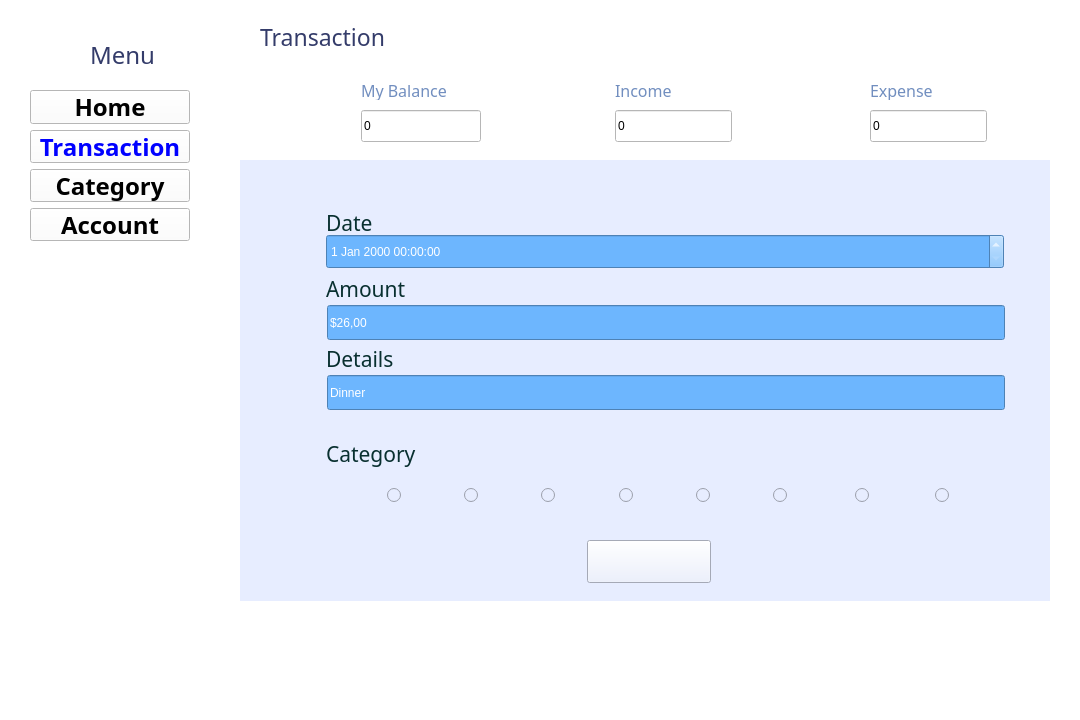
Qt form Modules/Transaction/Transaction.ui (Yennanng/Do_An_KTLT) before a commit.
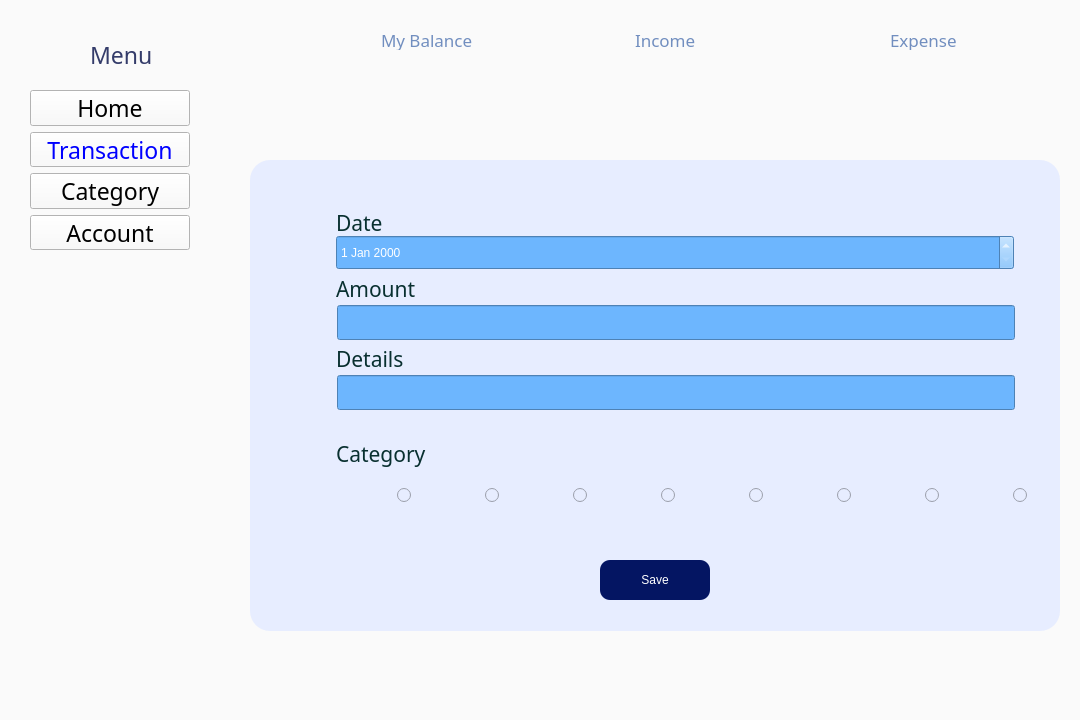
The same form after that commit. The open tabs and pages were chosen to show the change. Icons and pictures are not drawn.

```diff
--- a/Modules/Transaction/Transaction.ui
+++ b/Modules/Transaction/Transaction.ui
@@ -14,7 +14,7 @@
    <string>MainWindow</string>
   </property>
   <property name="styleSheet">
-   <string notr="true">background-color: rgb(255, 255, 255);</string>
+   <string notr="true">background-color: rgb(250, 250, 250);</string>
   </property>
   <property name="iconSize">
    <size>
@@ -34,12 +34,16 @@
     </property>
     <property name="font">
      <font>
-      <family>Bahnschrift SemiLight</family>
-      <pointsize>18</pointsize>
+      <family>Rockwell</family>
+      <pointsize>17</pointsize>
+      <weight>50</weight>
+      <italic>false</italic>
+      <bold>false</bold>
      </font>
     </property>
     <property name="styleSheet">
-     <string notr="true">color: rgb(52, 60, 106);</string>
+     <string notr="true">color: rgb(52, 60, 106);
+font: 17pt &quot;Rockwell&quot;;</string>
     </property>
     <property name="text">
      <string>Menu</string>
@@ -51,7 +55,7 @@
       <x>30</x>
       <y>90</y>
       <width>160</width>
-      <height>151</height>
+      <height>160</height>
      </rect>
     </property>
     <layout class="QVBoxLayout" name="verticalLayout_3">
@@ -65,12 +69,18 @@
        </property>
        <property name="font">
         <font>
-         <family>Bahnschrift SemiBold</family>
-         <pointsize>18</pointsize>
-         <weight>75</weight>
-         <bold>true</bold>
+         <family>Rockwell</family>
+         <pointsize>17</pointsize>
+         <weight>50</weight>
+         <italic>false</italic>
+         <bold>false</bold>
         </font>
        </property>
+       <property name="styleSheet">
+        <string notr="true">color: rgb(0, 0, 0);
+font: 17pt &quot;Rockwell&quot;;
+</string>
+       </property>
        <property name="text">
         <string>Home</string>
        </property>
@@ -87,7 +97,7 @@
       </widget>
      </item>
      <item>
-      <widget class="QPushButton" name="pushButton_Transaction_2">
+      <widget class="QPushButton" name="pushButton_Transaction">
        <property name="sizePolicy">
         <sizepolicy hsizetype="MinimumExpanding" vsizetype="MinimumExpanding">
          <horstretch>0</horstretch>
@@ -96,14 +106,17 @@
        </property>
        <property name="font">
         <font>
-         <family>Bahnschrift SemiBold</family>
-         <pointsize>18</pointsize>
-         <weight>75</weight>
-         <bold>true</bold>
+         <family>Rockwell</family>
+         <pointsize>17</pointsize>
+         <weight>50</weight>
+         <italic>false</italic>
+         <bold>false</bold>
         </font>
        </property>
        <property name="styleSheet">
-        <string notr="true">color: rgb(0, 0, 255);</string>
+        <string notr="true">color: rgb(0, 0, 255);
+font: 17pt &quot;Rockwell&quot;;
+</string>
        </property>
        <property name="text">
         <string>Transaction</string>
@@ -130,12 +143,18 @@
        </property>
        <property name="font">
         <font>
-         <family>Bahnschrift SemiBold</family>
-         <pointsize>18</pointsize>
-         <weight>75</weight>
-         <bold>true</bold>
+         <family>Rockwell</family>
+         <pointsize>17</pointsize>
+         <weight>50</weight>
+         <italic>false</italic>
+         <bold>false</bold>
         </font>
        </property>
+       <property name="styleSheet">
+        <string notr="true">color: rgb(0, 0, 0);
+font: 17pt &quot;Rockwell&quot;;
+</string>
+       </property>
        <property name="text">
         <string>Category</string>
        </property>
@@ -161,12 +180,18 @@
        </property>
        <property name="font">
         <font>
-         <family>Bahnschrift SemiBold</family>
-         <pointsize>18</pointsize>
-         <weight>75</weight>
-         <bold>true</bold>
+         <family>Rockwell</family>
+         <pointsize>17</pointsize>
+         <weight>50</weight>
+         <italic>false</italic>
+         <bold>false</bold>
         </font>
        </property>
+       <property name="styleSheet">
+        <string notr="true">color: rgb(0, 0, 0);
+font: 17pt &quot;Rockwell&quot;;
+</string>
+       </property>
        <property name="text">
         <string>Account</string>
        </property>
@@ -187,10 +212,10 @@
    <widget class="QLabel" name="Icon_menu">
     <property name="geometry">
      <rect>
-      <x>20</x>
+      <x>30</x>
       <y>40</y>
-      <width>25</width>
-      <height>25</height>
+      <width>35</width>
+      <height>35</height>
      </rect>
     </property>
     <property name="text">
@@ -203,12 +228,15 @@
    <widget class="QStackedWidget" name="stackedWidget">
     <property name="geometry">
      <rect>
-      <x>200</x>
+      <x>210</x>
       <y>0</y>
       <width>861</width>
       <height>681</height>
      </rect>
     </property>
+    <property name="styleSheet">
+     <string notr="true"/>
+    </property>
     <property name="currentIndex">
      <number>0</number>
     </property>
@@ -216,8 +244,8 @@
      <widget class="QLabel" name="label_income">
       <property name="geometry">
        <rect>
-        <x>415</x>
-        <y>80</y>
+        <x>425</x>
+        <y>30</y>
         <width>108</width>
         <height>20</height>
        </rect>
@@ -230,12 +258,16 @@
       </property>
       <property name="font">
        <font>
-        <family>Bahnschrift SemiLight</family>
-        <pointsize>12</pointsize>
+        <family>Rockwell</family>
+        <pointsize>13</pointsize>
+        <weight>50</weight>
+        <italic>false</italic>
+        <bold>false</bold>
        </font>
       </property>
       <property name="styleSheet">
-       <string notr="true">color: rgb(113, 142, 191);</string>
+       <string notr="true">color: rgb(113, 142, 191);
+font: 13pt &quot;Rockwell&quot;;</string>
       </property>
       <property name="text">
        <string>Income</string>
@@ -244,17 +276,20 @@
      <widget class="QGroupBox" name="groupBox_3">
       <property name="geometry">
        <rect>
-        <x>80</x>
-        <y>170</y>
-        <width>711</width>
+        <x>40</x>
+        <y>190</y>
+        <width>791</width>
         <height>411</height>
        </rect>
       </property>
       <property name="styleSheet">
-       <string notr="true">background-color: rgb(0, 0, 255);</string>
+       <string notr="true">background-color: rgb(255, 232, 137);
+
+border-radius: 20px
+</string>
       </property>
       <property name="title">
-       <string>Transaction</string>
+       <string/>
       </property>
       <property name="flat">
        <bool>true</bool>
@@ -278,7 +313,8 @@
           </font>
          </property>
          <property name="styleSheet">
-          <string notr="true">background-color: rgb(231, 237, 255);
+          <string notr="true">
+background-color: rgb(232, 238, 251);
 font: 75 8pt &quot;MS Shell Dlg 2&quot;</string>
          </property>
          <property name="lineWidth">
@@ -291,12 +327,24 @@
      <widget class="QLabel" name="label_setincome">
       <property name="geometry">
        <rect>
-        <x>415</x>
-        <y>110</y>
+        <x>425</x>
+        <y>60</y>
         <width>141</width>
         <height>41</height>
        </rect>
       </property>
+      <property name="font">
+       <font>
+        <family>Cambria Math</family>
+        <pointsize>18</pointsize>
+        <weight>50</weight>
+        <italic>false</italic>
+        <bold>false</bold>
+       </font>
+      </property>
+      <property name="styleSheet">
+       <string notr="true">font: 18pt &quot;Cambria Math&quot;;</string>
+      </property>
       <property name="text">
        <string/>
       </property>
@@ -304,8 +352,8 @@
      <widget class="QLabel" name="Icon_mybalance">
       <property name="geometry">
        <rect>
-        <x>71</x>
-        <y>80</y>
+        <x>81</x>
+        <y>30</y>
         <width>70</width>
         <height>70</height>
        </rect>
@@ -326,8 +374,8 @@
      <widget class="QLabel" name="Icon_expense">
       <property name="geometry">
        <rect>
-        <x>582</x>
-        <y>80</y>
+        <x>592</x>
+        <y>30</y>
         <width>70</width>
         <height>70</height>
        </rect>
@@ -348,8 +396,8 @@
      <widget class="QLabel" name="label_mybalance">
       <property name="geometry">
        <rect>
-        <x>161</x>
-        <y>80</y>
+        <x>171</x>
+        <y>30</y>
         <width>108</width>
         <height>20</height>
        </rect>
@@ -362,12 +410,16 @@
       </property>
       <property name="font">
        <font>
-        <family>Bahnschrift SemiLight</family>
-        <pointsize>12</pointsize>
+        <family>Rockwell</family>
+        <pointsize>13</pointsize>
+        <weight>50</weight>
+        <italic>false</italic>
+        <bold>false</bold>
        </font>
       </property>
       <property name="styleSheet">
-       <string notr="true">color: rgb(113, 142, 191);</string>
+       <string notr="true">color: rgb(113, 142, 191);
+font: 13pt &quot;Rockwell&quot;;</string>
       </property>
       <property name="text">
        <string>My Balance</string>
@@ -376,8 +428,8 @@
      <widget class="QLabel" name="label_expense">
       <property name="geometry">
        <rect>
-        <x>670</x>
-        <y>80</y>
+        <x>680</x>
+        <y>30</y>
         <width>108</width>
         <height>20</height>
        </rect>
@@ -390,49 +442,42 @@
       </property>
       <property name="font">
        <font>
-        <family>Bahnschrift SemiLight</family>
-        <pointsize>12</pointsize>
+        <family>Rockwell</family>
+        <pointsize>13</pointsize>
+        <weight>50</weight>
+        <italic>false</italic>
+        <bold>false</bold>
        </font>
       </property>
       <property name="styleSheet">
-       <string notr="true">color: rgb(113, 142, 191);</string>
+       <string notr="true">color: rgb(113, 142, 191);
+font: 13pt &quot;Rockwell&quot;;</string>
       </property>
       <property name="text">
        <string>Expense</string>
       </property>
      </widget>
-     <widget class="QLabel" name="label_TRANSACTION">
-      <property name="geometry">
-       <rect>
-        <x>70</x>
-        <y>20</y>
-        <width>150</width>
-        <height>34</height>
-       </rect>
-      </property>
-      <property name="font">
-       <font>
-        <family>Bahnschrift SemiLight</family>
-        <pointsize>17</pointsize>
-       </font>
-      </property>
-      <property name="styleSheet">
-       <string notr="true">color: rgb(52, 60, 106);
-color: rgb(0, 0, 255);</string>
-      </property>
-      <property name="text">
-       <string>TRANSACTION</string>
-      </property>
-     </widget>
      <widget class="QLabel" name="label_setexpense">
       <property name="geometry">
        <rect>
-        <x>670</x>
-        <y>110</y>
+        <x>680</x>
+        <y>60</y>
         <width>141</width>
         <height>41</height>
        </rect>
       </property>
+      <property name="font">
+       <font>
+        <family>Cambria Math</family>
+        <pointsize>18</pointsize>
+        <weight>50</weight>
+        <italic>false</italic>
+        <bold>false</bold>
+       </font>
+      </property>
+      <property name="styleSheet">
+       <string notr="true">font: 18pt &quot;Cambria Math&quot;;</string>
+      </property>
       <property name="text">
        <string/>
       </property>
@@ -440,12 +485,24 @@
      <widget class="QLabel" name="label_setmybalance">
       <property name="geometry">
        <rect>
-        <x>161</x>
-        <y>110</y>
+        <x>171</x>
+        <y>60</y>
         <width>141</width>
         <height>41</height>
        </rect>
       </property>
+      <property name="font">
+       <font>
+        <family>Cambria Math</family>
+        <pointsize>18</pointsize>
+        <weight>50</weight>
+        <italic>false</italic>
+        <bold>false</bold>
+       </font>
+      </property>
+      <property name="styleSheet">
+       <string notr="true">font: 18pt &quot;Cambria Math&quot;;</string>
+      </property>
       <property name="text">
        <string/>
       </property>
@@ -453,8 +510,8 @@
      <widget class="QLabel" name="Icon_income">
       <property name="geometry">
        <rect>
-        <x>322</x>
-        <y>80</y>
+        <x>332</x>
+        <y>30</y>
         <width>70</width>
         <height>70</height>
        </rect>
@@ -491,38 +548,13 @@
      <widget class="QWidget" name="horizontalLayoutWidget">
       <property name="geometry">
        <rect>
-        <x>140</x>
-        <y>590</y>
+        <x>150</x>
+        <y>620</y>
         <width>591</width>
         <height>41</height>
        </rect>
       </property>
       <layout class="QHBoxLayout" name="horizontalLayout">
-       <item>
-        <widget class="QPushButton" name="pushButton_Edit">
-         <property name="sizePolicy">
-          <sizepolicy hsizetype="MinimumExpanding" vsizetype="MinimumExpanding">
-           <horstretch>0</horstretch>
-           <verstretch>0</verstretch>
-          </sizepolicy>
-         </property>
-         <property name="font">
-          <font>
-           <family>Bahnschrift SemiBold</family>
-           <pointsize>14</pointsize>
-           <weight>75</weight>
-           <bold>true</bold>
-          </font>
-         </property>
-         <property name="styleSheet">
-          <string notr="true">background-color: rgb(0, 13, 107);
-color: rgb(255, 255, 255);</string>
-         </property>
-         <property name="text">
-          <string>EDIT</string>
-         </property>
-        </widget>
-       </item>
        <item>
         <widget class="QPushButton" name="pushButton_Delete">
          <property name="sizePolicy">
@@ -533,52 +565,80 @@
          </property>
          <property name="font">
           <font>
-           <family>Bahnschrift SemiBold</family>
+           <family>Sitka Heading Semibold</family>
            <pointsize>14</pointsize>
-           <weight>75</weight>
-           <bold>true</bold>
+           <weight>7</weight>
+           <italic>false</italic>
+           <bold>false</bold>
           </font>
          </property>
          <property name="styleSheet">
           <string notr="true">background-color: rgb(0, 13, 107);
-color: rgb(255, 255, 255);</string>
+color: rgb(255, 255, 255);
+font: 63 14pt &quot;Sitka Heading Semibold&quot;;
+border-radius: 10px
+</string>
          </property>
          <property name="text">
-          <string>DELETE</string>
+          <string>Delete</string>
+         </property>
+        </widget>
+       </item>
+       <item>
+        <widget class="QPushButton" name="pushButton_Edit">
+         <property name="sizePolicy">
+          <sizepolicy hsizetype="MinimumExpanding" vsizetype="MinimumExpanding">
+           <horstretch>0</horstretch>
+           <verstretch>0</verstretch>
+          </sizepolicy>
+         </property>
+         <property name="font">
+          <font>
+           <family>Sitka Heading Semibold</family>
+           <pointsize>14</pointsize>
+           <weight>7</weight>
+           <italic>false</italic>
+           <bold>false</bold>
+          </font>
+         </property>
+         <property name="styleSheet">
+          <string notr="true">background-color: rgb(0, 13, 107);
+color: rgb(255, 255, 255);
+font: 63 14pt &quot;Sitka Heading Semibold&quot;;
+border-radius: 10px
+</string>
+         </property>
+         <property name="text">
+          <string>Edit</string>
          </property>
         </widget>
        </item>
       </layout>
      </widget>
+     <widget class="QLabel" name="label_8">
+      <property name="geometry">
+       <rect>
+        <x>40</x>
+        <y>120</y>
+        <width>261</width>
+        <height>50</height>
+       </rect>
+      </property>
+      <property name="styleSheet">
+       <string notr="true">font: 28pt &quot;Rockwell&quot;;
+color: rgb(19, 23, 221);</string>
+      </property>
+      <property name="text">
+       <string>Transaction</string>
+      </property>
+     </widget>
     </widget>
     <widget class="QWidget" name="page_Transaction2">
-     <widget class="QLabel" name="label_CATEGORY_3">
-      <property name="geometry">
-       <rect>
-        <x>60</x>
-        <y>20</y>
-        <width>127</width>
-        <height>34</height>
-       </rect>
-      </property>
-      <property name="font">
-       <font>
-        <family>Bahnschrift SemiLight</family>
-        <pointsize>17</pointsize>
-       </font>
-      </property>
-      <property name="styleSheet">
-       <string notr="true">color: rgb(52, 60, 106);</string>
-      </property>
-      <property name="text">
-       <string>Transaction</string>
-      </property>
-     </widget>
      <widget class="QLabel" name="Icon_mybalance_4">
       <property name="geometry">
        <rect>
-        <x>71</x>
-        <y>80</y>
+        <x>81</x>
+        <y>30</y>
         <width>70</width>
         <height>70</height>
        </rect>
@@ -599,8 +659,8 @@
      <widget class="QLabel" name="Icon_expense_4">
       <property name="geometry">
        <rect>
-        <x>582</x>
-        <y>80</y>
+        <x>592</x>
+        <y>30</y>
         <width>70</width>
         <height>70</height>
        </rect>
@@ -644,7 +704,7 @@
      <widget class="QRadioButton" name="radioButton_Medicine">
       <property name="geometry">
        <rect>
-        <x>282</x>
+        <x>304</x>
         <y>470</y>
         <width>73</width>
         <height>50</height>
@@ -696,7 +756,7 @@
      <widget class="QRadioButton" name="radioButton_Groceries">
       <property name="geometry">
        <rect>
-        <x>360</x>
+        <x>392</x>
         <y>470</y>
         <width>73</width>
         <height>50</height>
@@ -725,8 +785,8 @@
      <widget class="QLabel" name="label_income_4">
       <property name="geometry">
        <rect>
-        <x>415</x>
-        <y>80</y>
+        <x>425</x>
+        <y>30</y>
         <width>108</width>
         <height>20</height>
        </rect>
@@ -739,12 +799,16 @@
       </property>
       <property name="font">
        <font>
-        <family>Bahnschrift SemiLight</family>
-        <pointsize>12</pointsize>
+        <family>Rockwell</family>
+        <pointsize>13</pointsize>
+        <weight>50</weight>
+        <italic>false</italic>
+        <bold>false</bold>
        </font>
       </property>
       <property name="styleSheet">
-       <string notr="true">color: rgb(113, 142, 191);</string>
+       <string notr="true">color: rgb(113, 142, 191);
+font: 13pt &quot;Rockwell&quot;;</string>
       </property>
       <property name="text">
        <string>Income</string>
@@ -764,20 +828,7 @@
 color: rgb(255, 255, 255);</string>
       </property>
       <property name="text">
-       <string>$26,00</string>
-      </property>
-     </widget>
-     <widget class="QLineEdit" name="lineEdit_mybalance_3">
-      <property name="geometry">
-       <rect>
-        <x>161</x>
-        <y>110</y>
-        <width>120</width>
-        <height>32</height>
-       </rect>
-      </property>
-      <property name="text">
-       <string>0</string>
+       <string/>
       </property>
      </widget>
      <widget class="QLabel" name="label_18">
@@ -806,7 +857,7 @@
      <widget class="QRadioButton" name="radioButton_Saving">
       <property name="geometry">
        <rect>
-        <x>596</x>
+        <x>656</x>
         <y>470</y>
         <width>73</width>
         <height>50</height>
@@ -835,7 +886,7 @@
      <widget class="QRadioButton" name="radioButton_Rent">
       <property name="geometry">
        <rect>
-        <x>437</x>
+        <x>480</x>
         <y>470</y>
         <width>73</width>
         <height>50</height>
@@ -864,7 +915,7 @@
      <widget class="QRadioButton" name="radioButton_Gifts">
       <property name="geometry">
        <rect>
-        <x>514</x>
+        <x>568</x>
         <y>470</y>
         <width>73</width>
         <height>50</height>
@@ -904,13 +955,13 @@
 color: rgb(255, 255, 255);</string>
       </property>
       <property name="text">
-       <string>Dinner</string>
+       <string/>
       </property>
      </widget>
      <widget class="QRadioButton" name="radioButton_Entertainment">
       <property name="geometry">
        <rect>
-        <x>676</x>
+        <x>744</x>
         <y>470</y>
         <width>73</width>
         <height>50</height>
@@ -939,69 +990,10 @@
        </size>
       </property>
      </widget>
-     <widget class="QDateTimeEdit" name="dateTimeEdit">
-      <property name="geometry">
-       <rect>
-        <x>126</x>
-        <y>234</y>
-        <width>678</width>
-        <height>35</height>
-       </rect>
-      </property>
-      <property name="styleSheet">
-       <string notr="true">background-color: rgb(109, 182, 254);
-color: rgb(255, 255, 255);</string>
-      </property>
-     </widget>
-     <widget class="QLineEdit" name="lineEdit_expense_3">
-      <property name="geometry">
-       <rect>
-        <x>670</x>
-        <y>110</y>
-        <width>117</width>
-        <height>32</height>
-       </rect>
-      </property>
-      <property name="minimumSize">
-       <size>
-        <width>117</width>
-        <height>32</height>
-       </size>
-      </property>
-      <property name="text">
-       <string>0</string>
-      </property>
-     </widget>
-     <widget class="QPushButton" name="pushButton_save_2">
-      <property name="geometry">
-       <rect>
-        <x>387</x>
-        <y>540</y>
-        <width>124</width>
-        <height>43</height>
-       </rect>
-      </property>
-      <property name="styleSheet">
-       <string notr="true">background-color: rgb(231, 237, 255);</string>
-      </property>
-      <property name="text">
-       <string/>
-      </property>
-      <property name="icon">
-       <iconset>
-        <normaloff>../../Images/Category/Button_Save.png</normaloff>../../Images/Category/Button_Save.png</iconset>
-      </property>
-      <property name="iconSize">
-       <size>
-        <width>124</width>
-        <height>43</height>
-       </size>
-      </property>
-     </widget>
      <widget class="QRadioButton" name="radioButton_Transport">
       <property name="geometry">
        <rect>
-        <x>205</x>
+        <x>216</x>
         <y>470</y>
         <width>73</width>
         <height>50</height>
@@ -1033,11 +1025,12 @@
         <x>40</x>
         <y>160</y>
         <width>810</width>
-        <height>441</height>
+        <height>471</height>
        </rect>
       </property>
       <property name="styleSheet">
-       <string notr="true">background-color: rgb(231, 237, 255);</string>
+       <string notr="true">background-color: rgb(231, 237, 255);
+border-radius: 20px</string>
       </property>
       <property name="text">
        <string/>
@@ -1046,8 +1039,8 @@
      <widget class="QLabel" name="Icon_income_4">
       <property name="geometry">
        <rect>
-        <x>322</x>
-        <y>80</y>
+        <x>332</x>
+        <y>30</y>
         <width>70</width>
         <height>70</height>
        </rect>
@@ -1065,30 +1058,11 @@
        <pixmap>../../Images/Home/Icon_Income.png</pixmap>
       </property>
      </widget>
-     <widget class="QLineEdit" name="lineEdit_income_3">
-      <property name="geometry">
-       <rect>
-        <x>415</x>
-        <y>110</y>
-        <width>117</width>
-        <height>32</height>
-       </rect>
-      </property>
-      <property name="minimumSize">
-       <size>
-        <width>117</width>
-        <height>32</height>
-       </size>
-      </property>
-      <property name="text">
-       <string>0</string>
-      </property>
-     </widget>
      <widget class="QLabel" name="label_mybalance_4">
       <property name="geometry">
        <rect>
-        <x>161</x>
-        <y>80</y>
+        <x>171</x>
+        <y>30</y>
         <width>108</width>
         <height>20</height>
        </rect>
@@ -1101,12 +1075,16 @@
       </property>
       <property name="font">
        <font>
-        <family>Bahnschrift SemiLight</family>
-        <pointsize>12</pointsize>
+        <family>Rockwell</family>
+        <pointsize>13</pointsize>
+        <weight>50</weight>
+        <italic>false</italic>
+        <bold>false</bold>
        </font>
       </property>
       <property name="styleSheet">
-       <string notr="true">color: rgb(113, 142, 191);</string>
+       <string notr="true">color: rgb(113, 142, 191);
+font: 13pt &quot;Rockwell&quot;;</string>
       </property>
       <property name="text">
        <string>My Balance</string>
@@ -1115,8 +1093,8 @@
      <widget class="QLabel" name="label_expense_4">
       <property name="geometry">
        <rect>
-        <x>670</x>
-        <y>80</y>
+        <x>680</x>
+        <y>30</y>
         <width>108</width>
         <height>20</height>
        </rect>
@@ -1129,12 +1107,16 @@
       </property>
       <property name="font">
        <font>
-        <family>Bahnschrift SemiLight</family>
-        <pointsize>12</pointsize>
+        <family>Rockwell</family>
+        <pointsize>13</pointsize>
+        <weight>50</weight>
+        <italic>false</italic>
+        <bold>false</bold>
        </font>
       </property>
       <property name="styleSheet">
-       <string notr="true">color: rgb(113, 142, 191);</string>
+       <string notr="true">color: rgb(113, 142, 191);
+font: 13pt &quot;Rockwell&quot;;</string>
       </property>
       <property name="text">
        <string>Expense</string>
@@ -1192,8 +1174,88 @@
        <string>Category</string>
       </property>
      </widget>
+     <widget class="QLabel" name="label_setmybalance_2">
+      <property name="geometry">
+       <rect>
+        <x>171</x>
+        <y>60</y>
+        <width>141</width>
+        <height>41</height>
+       </rect>
+      </property>
+      <property name="styleSheet">
+       <string notr="true">font: 18pt &quot;Cambria Math&quot;;</string>
+      </property>
+      <property name="text">
+       <string/>
+      </property>
+     </widget>
+     <widget class="QLabel" name="label_setincome_2">
+      <property name="geometry">
+       <rect>
+        <x>425</x>
+        <y>60</y>
+        <width>141</width>
+        <height>41</height>
+       </rect>
+      </property>
+      <property name="styleSheet">
+       <string notr="true">font: 18pt &quot;Cambria Math&quot;;</string>
+      </property>
+      <property name="text">
+       <string/>
+      </property>
+     </widget>
+     <widget class="QLabel" name="label_setexpense_2">
+      <property name="geometry">
+       <rect>
+        <x>680</x>
+        <y>60</y>
+        <width>141</width>
+        <height>41</height>
+       </rect>
+      </property>
+      <property name="styleSheet">
+       <string notr="true">font: 18pt &quot;Cambria Math&quot;;</string>
+      </property>
+      <property name="text">
+       <string/>
+      </property>
+     </widget>
+     <widget class="QPushButton" name="pushButton_save_2">
+      <property name="geometry">
+       <rect>
+        <x>390</x>
+        <y>560</y>
+        <width>110</width>
+        <height>40</height>
+       </rect>
+      </property>
+      <property name="styleSheet">
+       <string notr="true">background-color: rgb(4, 21, 98);
+font: 14pt &quot;MS Shell Dlg 2&quot;;
+color: rgb(255, 255, 255);
+border-radius: 10px</string>
+      </property>
+      <property name="text">
+       <string>Save</string>
+      </property>
+     </widget>
+     <widget class="QDateEdit" name="dateEdit">
+      <property name="geometry">
+       <rect>
+        <x>126</x>
+        <y>235</y>
+        <width>678</width>
+        <height>35</height>
+       </rect>
+      </property>
+      <property name="styleSheet">
+       <string notr="true">background-color: rgb(109, 182, 254);
+color: rgb(255, 255, 255);</string>
+      </property>
+     </widget>
      <zorder>label_20</zorder>
-     <zorder>label_CATEGORY_3</zorder>
      <zorder>Icon_mybalance_4</zorder>
      <zorder>Icon_expense_4</zorder>
      <zorder>label_16</zorder>
@@ -1202,30 +1264,30 @@
      <zorder>radioButton_Groceries</zorder>
      <zorder>label_income_4</zorder>
      <zorder>lineEdit_Amount</zorder>
-     <zorder>lineEdit_mybalance_3</zorder>
      <zorder>label_18</zorder>
      <zorder>radioButton_Saving</zorder>
      <zorder>radioButton_Rent</zorder>
      <zorder>radioButton_Gifts</zorder>
      <zorder>lineEdit_Details</zorder>
      <zorder>radioButton_Entertainment</zorder>
-     <zorder>dateTimeEdit</zorder>
-     <zorder>lineEdit_expense_3</zorder>
-     <zorder>pushButton_save_2</zorder>
      <zorder>radioButton_Transport</zorder>
      <zorder>Icon_income_4</zorder>
-     <zorder>lineEdit_income_3</zorder>
      <zorder>label_mybalance_4</zorder>
      <zorder>label_expense_4</zorder>
      <zorder>radioButton_Food</zorder>
      <zorder>label_21</zorder>
+     <zorder>label_setmybalance_2</zorder>
+     <zorder>label_setincome_2</zorder>
+     <zorder>label_setexpense_2</zorder>
+     <zorder>pushButton_save_2</zorder>
+     <zorder>dateEdit</zorder>
     </widget>
    </widget>
    <widget class="QLabel" name="label_22">
     <property name="geometry">
      <rect>
-      <x>20</x>
-      <y>440</y>
+      <x>30</x>
+      <y>480</y>
       <width>200</width>
       <height>200</height>
      </rect>
@@ -1252,7 +1314,7 @@
      <x>0</x>
      <y>0</y>
      <width>1080</width>
-     <height>18</height>
+     <height>22</height>
     </rect>
    </property>
   </widget>
```
